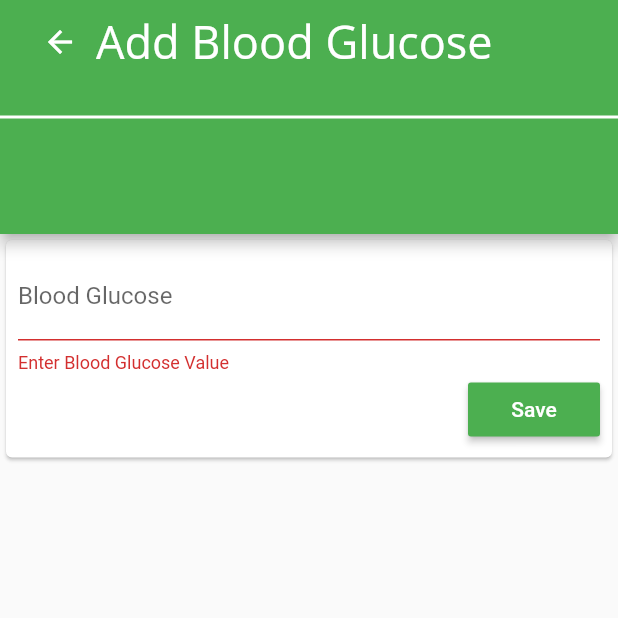
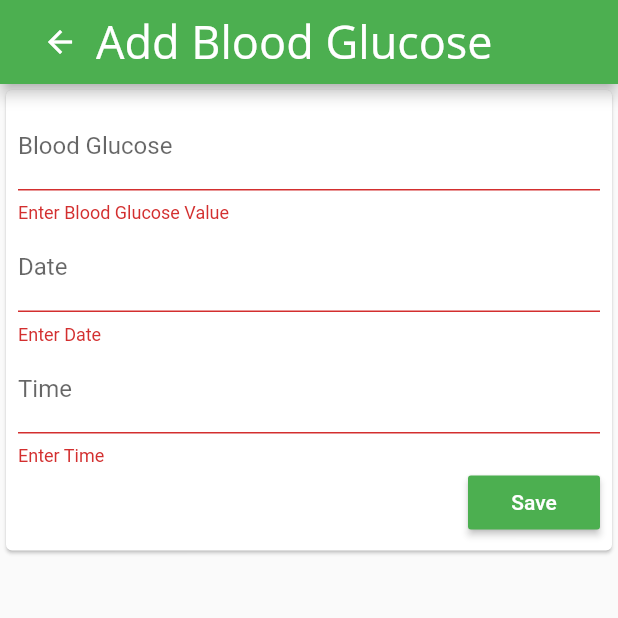
Before and after one commit to GPHofficial/my_medical_journal, a Flutter app: the AddBloodGlucose screen opened directly, after a tap on "Save", on a phone screen of 412 x 824 dp, the top half of it. Run offline on Flutter 3.47's test engine with Material 2 defaults, Android fonts, the phone set to English and light mode, and no system bars; our stand-ins replace cloud_firestore, firebase_analytics, firebase_auth, flutter_local_notifications, font_awesome_flutter, google_maps_flutter and 1 more; missing offline and left inert: flutter_auth_buttons, mailer, reflectable; accounts and stored records are empty; statements that could not run were skipped.

Commit message:
update bp ui

```diff
--- a/lib/pages/add_blood_glucose.dart
+++ b/lib/pages/add_blood_glucose.dart
@@ -24,13 +24,7 @@ class AddBloodGlucoseState extends State<AddBloodGlucose>{
             backgroundColor: Colors.green,
             flexibleSpace: new Container(
               alignment: Alignment.center,
-              child: new Divider(
-                color: Colors.white,
-                thickness: 2,
-              ),
             ),
-            bottom: PreferredSize(
-                child: new Container(), preferredSize: Size(100, 100)),
             title: new Row(
               children: <Widget>[
                 new IconButton(
@@ -66,6 +60,28 @@ class AddBloodGlucoseState extends State<AddBloodGlucose>{
                           onSaved:
                             (input) => widget._newBloodGlucose.setGlucose(input),
                       ),
+                      TextFormField( // enter date
+                        decoration: InputDecoration(
+                          labelText: 'Date'
+                          ),
+                          validator: (input){
+                            if (input.isEmpty) return "Enter Date";
+                            return null;
+                          },
+                          onSaved:
+                            (input) => widget._newBloodGlucose.setDate(input),
+                      ),
+                      TextFormField( // enter time
+                        decoration: InputDecoration(
+                          labelText: 'Time'
+                          ),
+                          validator: (input){
+                            if (input.isEmpty) return "Enter Time";
+                            return null;
+                          },
+                          onSaved:
+                            (input) => widget._newBloodGlucose.setTime(input),
+                      ),
                         Row( // Save button
                     mainAxisAlignment: MainAxisAlignment.end,
                     children: <Widget>[
@@ -92,13 +108,12 @@ class AddBloodGlucoseState extends State<AddBloodGlucose>{
   void _submit(){
     if(_bgValue.currentState.validate()){
       _bgValue.currentState.save();
-      DateTime now = DateTime.now().toLocal();
-      DateTime epoch = DateTime.fromMillisecondsSinceEpoch(1585288500000);
-      print("epoch: "+ epoch.toString());
-      String formattedTime = DateFormat('kk:mm').format(now);
-      String formattedDate = DateFormat('dd/MM').format(now);
-      widget._newBloodGlucose.setDate(formattedDate);
-      widget._newBloodGlucose.setTime(formattedTime);
+      //DateTime now = DateTime.now().toLocal();
+      //DateTime epoch = DateTime.fromMillisecondsSinceEpoch(1585288500000);
+      //String formattedTime = DateFormat('kk:mm').format(now);
+     // String formattedDate = DateFormat('dd/MM').format(now);
+      //widget._newBloodGlucose.setDate(formattedDate);
+      //widget._newBloodGlucose.setTime(formattedTime);
       BgController bgController = new BgController();
       bgController.addBg(widget._newBloodGlucose);
 
--- a/lib/pages/list_health_vitals.dart
+++ b/lib/pages/list_health_vitals.dart
@@ -39,11 +39,13 @@ class HealthVitalsPageState extends State<HealthVitalsPage>{
           children: <Widget>[
             RaisedButton(
               child: const Text('Blood Pressure'),
+              color: Colors.white,
               onPressed: () => Navigator.of(context).push(new MaterialPageRoute(
                 builder: (BuildContext context) => new ViewBloodPressure())),
               ),
             RaisedButton(
               child: const Text('Blood Glucose'),
+              color: Colors.white,
               onPressed: () => Navigator.of(context).push(new MaterialPageRoute(
                 builder: (BuildContext context) => new ViewBloodGlucose())),
               ),
```
Also changed, not shown: lib/pages/add_blood_pressure.dart (+27 -11 lines).
